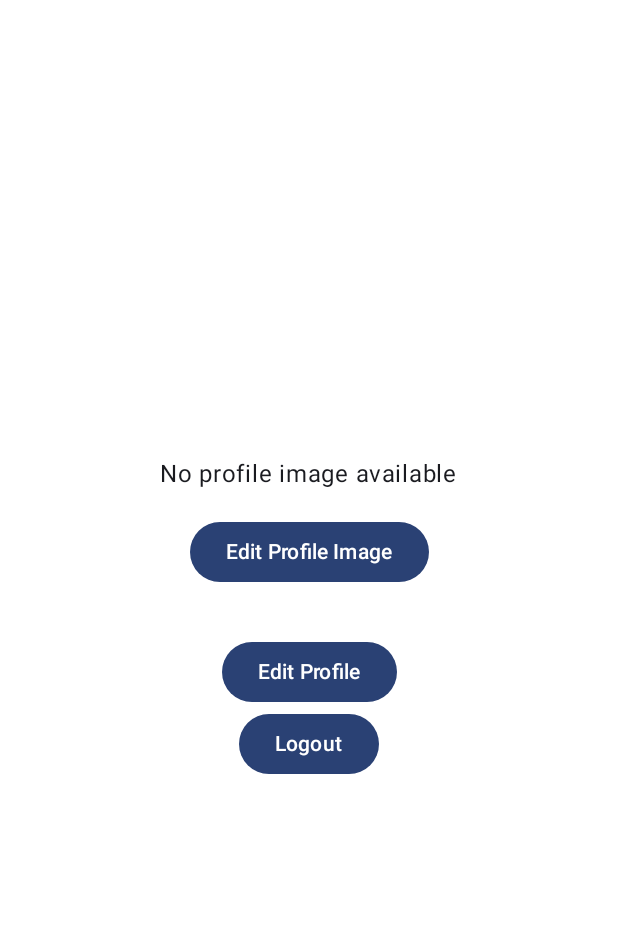
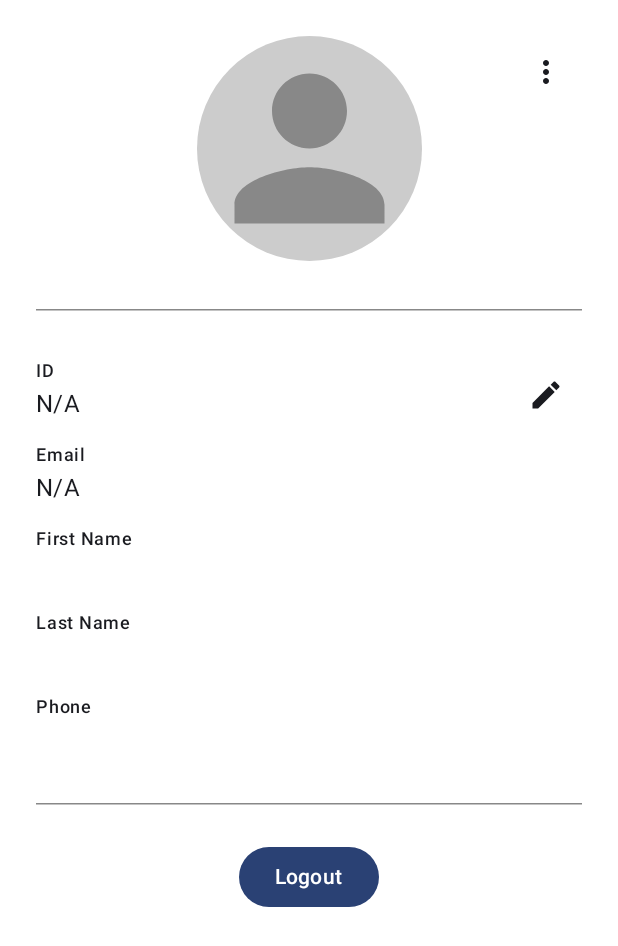
Before and after one commit to KamilDzierzawski/green-grocer, an Android app built with Jetpack Compose: the composable ProfileScreen shown on its own in the app's theme, on a phone screen of 412 x 824 dp. Shown: the top 946 px of the screen. Run offline under Robolectric (Android 15) with nearby library versions, the phone set to English and light mode, and no system bars; our stand-ins replace Firebase (no records; nobody signed in at launch, a user with empty details on screens opened directly), livedata-compose.

Commit message:
clean up

```diff
--- a/app/src/main/java/edu/kdmk/greengrocer/ui/view/screen/GardenScreen.kt
+++ b/app/src/main/java/edu/kdmk/greengrocer/ui/view/screen/GardenScreen.kt
@@ -22,7 +22,7 @@ fun GardenScreen() {
         horizontalAlignment = Alignment.CenterHorizontally
     ) {
         Text(
-            text = "Add Post Screen",
+            text = "Garden",
             fontSize = 40.sp,
             color = Color.Black
         )
--- a/app/src/main/java/edu/kdmk/greengrocer/ui/view/screen/ProfileScreen.kt
+++ b/app/src/main/java/edu/kdmk/greengrocer/ui/view/screen/ProfileScreen.kt
@@ -7,20 +7,34 @@ import androidx.activity.result.contract.ActivityResultContracts
 import androidx.compose.foundation.Image
 import androidx.compose.foundation.background
 import androidx.compose.foundation.layout.Arrangement
+import androidx.compose.foundation.layout.Box
 import androidx.compose.foundation.layout.Column
+import androidx.compose.foundation.layout.Row
 import androidx.compose.foundation.layout.Spacer
 import androidx.compose.foundation.layout.fillMaxSize
+import androidx.compose.foundation.layout.fillMaxWidth
 import androidx.compose.foundation.layout.height
 import androidx.compose.foundation.layout.padding
 import androidx.compose.foundation.layout.size
+import androidx.compose.foundation.shape.CircleShape
 import androidx.compose.foundation.text.KeyboardOptions
+import androidx.compose.material.icons.Icons
+import androidx.compose.material.icons.filled.Edit
+import androidx.compose.material.icons.filled.MoreVert
+import androidx.compose.material.icons.filled.Person
 import androidx.compose.material3.AlertDialog
 import androidx.compose.material3.Button
 import androidx.compose.material3.CircularProgressIndicator
+import androidx.compose.material3.Divider
+import androidx.compose.material3.DropdownMenu
+import androidx.compose.material3.DropdownMenuItem
+import androidx.compose.material3.HorizontalDivider
+import androidx.compose.material3.Icon
+import androidx.compose.material3.IconButton
+import androidx.compose.material3.MaterialTheme
 import androidx.compose.material3.Text
 import androidx.compose.material3.TextField
 import androidx.compose.runtime.Composable
-import androidx.compose.runtime.LaunchedEffect
 import androidx.compose.runtime.getValue
 import androidx.compose.runtime.livedata.observeAsState
 import androidx.compose.runtime.mutableStateOf
@@ -28,6 +42,7 @@ import androidx.compose.runtime.remember
 import androidx.compose.runtime.setValue
 import androidx.compose.ui.Alignment
 import androidx.compose.ui.Modifier
+import androidx.compose.ui.draw.clip
 import androidx.compose.ui.graphics.Color
 import androidx.compose.ui.platform.LocalContext
 import androidx.compose.ui.text.input.KeyboardType
@@ -57,7 +72,7 @@ fun ProfileScreen(onLogout: () -> Unit) {
 
     val userProfileImage by profileViewModel.userProfileImage.observeAsState()
     val isImageLoading by profileViewModel.isImageLoading.observeAsState(false)
-    var isDialogOpen by remember { mutableStateOf(false) }
+    var isImageMenuOpen by remember { mutableStateOf(false) }
     var isEditDialogOpen by remember { mutableStateOf(false) }
 
     val userData = profileViewModel.getUserData()
@@ -88,9 +103,18 @@ fun ProfileScreen(onLogout: () -> Unit) {
     Column(
         modifier = Modifier
             .fillMaxSize()
-            .background(Color.White),
+            .background(Color.White)
+            .padding(16.dp)
+    ) {
+        // Section 1: Profile image
+        Box(
+            modifier = Modifier
+                .fillMaxWidth()
+                .padding(8.dp)
+        ) {
+            Column(
                 horizontalAlignment = Alignment.CenterHorizontally,
-        verticalArrangement = Arrangement.Center
+                modifier = Modifier.align(Alignment.Center)
             ) {
                 if (isImageLoading) {
                     CircularProgressIndicator()
@@ -99,42 +123,89 @@ fun ProfileScreen(onLogout: () -> Unit) {
                         Image(
                             painter = rememberAsyncImagePainter(model = imageFile),
                             contentDescription = "User profile image",
-                    modifier = Modifier.size(150.dp)
+                            modifier = Modifier
+                                .size(150.dp)
+                                .clip(CircleShape)
+                                .background(Color.LightGray)
                         )
                     } ?: run {
-                Text("No profile image available")
+                        Icon(
+                            imageVector = Icons.Default.Person,
+                            contentDescription = "Default profile icon",
+                            modifier = Modifier
+                                .size(150.dp)
+                                .clip(CircleShape)
+                                .background(Color.LightGray),
+                            tint = Color.Gray
+                        )
+                    }
+                }
             }
 
-            Spacer(modifier = Modifier.height(16.dp))
-
-            Button(onClick = {
-                isDialogOpen = true
-            }) {
-                Text("Edit Profile Image")
+            IconButton(
+                onClick = { isImageMenuOpen = true },
+                modifier = Modifier.align(Alignment.TopEnd)
+            ) {
+                Icon(
+                    imageVector = Icons.Default.MoreVert,
+                    contentDescription = "Image options"
+                )
             }
 
-            if (isDialogOpen) {
-                LaunchedEffect(isDialogOpen) {
+            DropdownMenu(
+                expanded = isImageMenuOpen,
+                onDismissRequest = { isImageMenuOpen = false },
+                modifier = Modifier.align(Alignment.TopEnd)
+            ) {
+                DropdownMenuItem(
+                    text = { Text("Edit Profile Image", fontSize = 16.sp) },
+                    onClick = {
+                        isImageMenuOpen = false
                         imagePickerLauncher.launch("image/*")
-                    isDialogOpen = false
+                    }
+                )
+                DropdownMenuItem(
+                    text = { Text("Delete Profile Image", fontSize = 16.sp) },
+                    onClick = {
+                        isImageMenuOpen = false
+                        profileViewModel.deleteUserProfileImage(userData?.id ?: "")
+                    }
+                )
             }
         }
 
         Spacer(modifier = Modifier.height(16.dp))
+        HorizontalDivider(
+            modifier = Modifier.fillMaxWidth().padding(8.dp),
+            thickness = 1.dp,
+            color = Color.Gray)
+        Spacer(modifier = Modifier.height(16.dp))
 
-            // Display user data (excluding password)
-            userData?.let {
-                Text("First Name: $fname")
-                Text("Last Name: $lname")
-                Text("Phone: $phone")
+        Box(
+            modifier = Modifier
+                .fillMaxWidth()
+                .padding(8.dp)
+        ) {
+            // Section 2: User data
+            Column(
+                modifier = Modifier.fillMaxWidth(),
+                verticalArrangement = Arrangement.spacedBy(16.dp)
+            ) {
+                UserDataField(label = "ID", value = userData?.id ?: "N/A")
+                UserDataField(label = "Email", value = userData?.email ?: "N/A")
+                UserDataField(label = "First Name", value = fname)
+                UserDataField(label = "Last Name", value = lname)
+                UserDataField(label = "Phone", value = phone)
             }
 
-            Spacer(modifier = Modifier.height(16.dp))
-
-            Button(onClick = {
-                isEditDialogOpen = true
-            }) {
-                Text("Edit Profile")
+            IconButton(
+                onClick = { isEditDialogOpen = true },
+                modifier = Modifier.align(Alignment.TopEnd)
+            ) {
+                Icon(
+                    imageVector = Icons.Default.Edit,
+                    contentDescription = "Edit user data"
+                )
             }
 
             // Edit dialog
@@ -144,7 +215,6 @@ fun ProfileScreen(onLogout: () -> Unit) {
                     lname = lname,
                     phone = phone,
                     onSave = {
-                        // Ensure you are updating the correct user data
                         val updatedUser = userData?.copy(
                             fname = fname,
                             lname = lname,
@@ -158,7 +228,6 @@ fun ProfileScreen(onLogout: () -> Unit) {
                         isEditDialogOpen = false
                     },
                     onCancel = {
-                        // Cancel the edit dialog
                         isEditDialogOpen = false
                     },
                     onFnameChange = { fname = it },
@@ -166,16 +235,44 @@ fun ProfileScreen(onLogout: () -> Unit) {
                     onPhoneChange = { phone = it }
                 )
             }
+        }
 
+        Spacer(modifier = Modifier.height(16.dp))
+        HorizontalDivider(
+            modifier = Modifier.fillMaxWidth().padding(8.dp),
+            thickness = 1.dp,
+            color = Color.Gray)
+        Spacer(modifier = Modifier.height(16.dp))
+
+        // Section 3: Logout button
         Button(
             onClick = {
                 profileViewModel.clearUserData()
                 onLogout()
-                }
+            },
+            modifier = Modifier.align(Alignment.CenterHorizontally)
         ) {
             Text("Logout")
         }
     }
+}
+
+@Composable
+fun UserDataField(label: String, value: String) {
+    Column(
+        modifier = Modifier.fillMaxWidth(),
+        verticalArrangement = Arrangement.spacedBy(4.dp)
+    ) {
+        Text(
+            text = label,
+            style = MaterialTheme.typography.labelSmall.copy(fontSize = 12.sp),
+            //color = Color.Gray,
+        )
+        Text(
+            text = value,
+            style = MaterialTheme.typography.bodyMedium.copy(fontSize = 16.sp),
+            //color = Color.Black
+        )
     }
 }
 
--- /dev/null
+++ b/app/src/main/res/mipmap-anydpi-v26/ic_launcher.xml
@@ -0,0 +1,5 @@
+<?xml version="1.0" encoding="utf-8"?>
+<adaptive-icon xmlns:android="http://schemas.android.com/apk/res/android">
+    <background android:drawable="@drawable/ic_launcher_background"/>
+    <foreground android:drawable="@mipmap/ic_launcher_foreground"/>
+</adaptive-icon>
--- /dev/null
+++ b/app/src/main/res/mipmap-anydpi-v26/ic_launcher_round.xml
@@ -0,0 +1,5 @@
+<?xml version="1.0" encoding="utf-8"?>
+<adaptive-icon xmlns:android="http://schemas.android.com/apk/res/android">
+    <background android:drawable="@drawable/ic_launcher_background"/>
+    <foreground android:drawable="@mipmap/ic_launcher_foreground"/>
+</adaptive-icon>
```
Also changed, not shown: app/src/main/java/edu/kdmk/greengrocer/data/repository/LocalStorageRepository.kt (+7 -0 lines), app/src/main/java/edu/kdmk/greengrocer/data/repository/StorageRepository.kt (+18 -0 lines), app/src/main/java/edu/kdmk/greengrocer/ui/view/screen/AuthScreen.kt (+8 -4 lines), app/src/main/java/edu/kdmk/greengrocer/ui/viewmodel/ProfileViewModel.kt (+9 -9 lines), app/src/main/res/mipmap-hdpi/ic_launcher_foreground.webp (added), app/src/main/res/mipmap-mdpi/ic_launcher_foreground.webp (added), app/src/main/res/mipmap-xhdpi/ic_launcher_foreground.webp (added), app/src/main/res/mipmap-xxhdpi/ic_launcher_foreground.webp (added), app/src/main/res/mipmap-xxxhdpi/ic_launcher_foreground.webp (added), 1 other file. Lines whose indentation alone changed are shown as unchanged.
